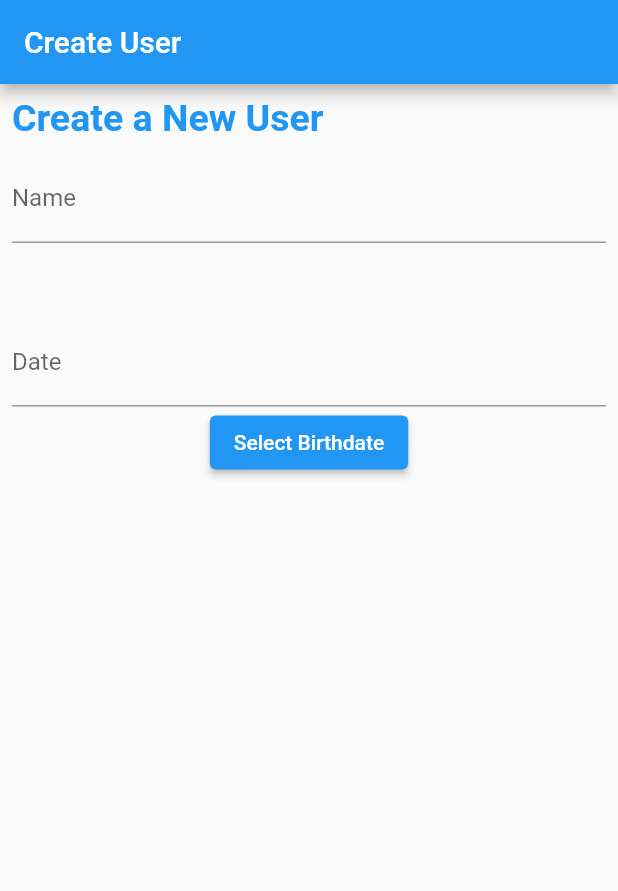
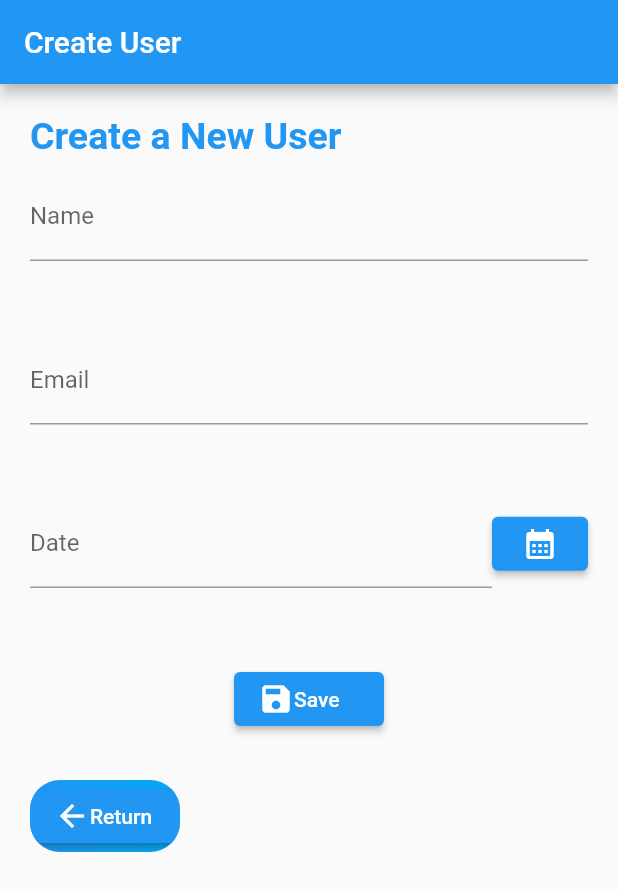
Before and after one commit to CamiloEscobar98/Test-Project-Flutter, a Flutter app: the screen it shows after launch, after a tap on "Register", on a phone screen of 412 x 824 dp. Shown: the top 891 px of the screen. Run offline on Flutter 3.47's test engine with Material 2 defaults, Android fonts, the phone set to English and light mode, and no system bars; our stand-ins replace sqflite; accounts and stored records are empty.

Commit message:
Avanzando el formulario.

```diff
--- a/lib/models/user.dart
+++ b/lib/models/user.dart
@@ -1,14 +1,17 @@
 class User {
-  final int id;
+  int? id;
   final String name;
+  final String email;
+  final String date;
 
-  User({required this.id, required this.name});
+  User({required this.name, required this.email, required this.date});
 
   Map<String, dynamic> toMap() {
-    return {'id': id, 'name': name};
+    return {'name': name, 'email': email, 'date': date};
   }
 
   User.fromMap(Map<String, dynamic> map)
-      : id = map['id'],
-        name = map['name'];
+      : name = map['name'],
+        email = map['email'],
+        date = map['date'];
 }
--- a/lib/screens/users/user_create_screen.dart
+++ b/lib/screens/users/user_create_screen.dart
@@ -1,5 +1,8 @@
 import 'package:flutter/material.dart';
-// import 'package:flutter_datetime_picker/flutter_datetime_picker.dart';
+import 'package:intl/intl.dart';
+import 'package:test_project_flutter/components/alert_message.dart';
+import 'package:test_project_flutter/constants/exports.dart';
+import 'package:test_project_flutter/models/user.dart';
 import 'package:test_project_flutter/services/user_service.dart';
 
 class UserCreateScreen extends StatefulWidget {
@@ -12,15 +15,21 @@ class UserCreateScreen extends StatefulWidget {
 class _UserCreateScreenState extends State<UserCreateScreen> {
   final _formKey = GlobalKey<FormState>();
   late UserService _userService;
+  late bool _alertMessageState;
 
-  String _fullname = '';
-  String _date = '';
+  TextEditingController fullnameInput = TextEditingController();
+  TextEditingController emailInput = TextEditingController();
+  TextEditingController dateInput = TextEditingController();
 
   @override
   void initState() {
-    super.initState();
     _userService = UserService();
     _initializeDatabase();
+    fullnameInput.text = '';
+    emailInput.text = '';
+    dateInput.text = '';
+    _alertMessageState = false;
+    super.initState();
   }
 
   Future<void> _initializeDatabase() async {
@@ -34,7 +43,8 @@ class _UserCreateScreenState extends State<UserCreateScreen> {
         title: const Text('Create User'),
       ),
       body: Padding(
-        padding: const EdgeInsets.all(8),
+        padding: const EdgeInsets.all(20.0),
+        child: SingleChildScrollView(
           child: Column(
             crossAxisAlignment: CrossAxisAlignment.start,
             children: <Widget>[
@@ -47,17 +57,52 @@ class _UserCreateScreenState extends State<UserCreateScreen> {
                         fontWeight: FontWeight.bold),
                   ),
                   textAlign: TextAlign.start),
-            const SizedBox(
-              height: 10,
+              const SizedBox(height: 10),
+              buildForm(context),
+              ClipRRect(
+                borderRadius: BorderRadius.circular(20),
+                child: Stack(
+                  children: <Widget>[
+                    Positioned.fill(
+                      child: Container(
+                        decoration: const BoxDecoration(
+                            gradient: LinearGradient(colors: <Color>[
+                          Colors.blue,
+                          Colors.lightBlue
+                        ])),
                       ),
-            Form(
+                    ),
+                    SizedBox(
+                      width: 100,
+                      child: ElevatedButton(
+                        onPressed: () {
+                          Navigator.pushReplacementNamed(
+                              context, USER_LIST_SCREEN);
+                        },
+                        child: const Row(
+                          children: [Icon(Icons.arrow_back), Text('Return')],
+                        ),
+                      ),
+                    ),
+                  ],
+                ),
+              ),
+            ],
+          ),
+        ),
+      ),
+    );
+  }
+
+  Widget buildForm(BuildContext context) {
+    return Form(
       key: _formKey,
       child: Column(
         children: <Widget>[
           TextFormField(
             decoration: const InputDecoration(labelText: 'Name'),
             keyboardType: TextInputType.name,
-                    controller: TextEditingController(text: _fullname),
+            controller: fullnameInput,
             validator: (value) {
               if (value == null || value.isEmpty) {
                 return 'Please, type your name';
@@ -65,41 +110,96 @@ class _UserCreateScreenState extends State<UserCreateScreen> {
               return null;
             },
             onSaved: (value) {
-                      _fullname = value!;
+              fullnameInput.text = value!;
             },
           ),
           const SizedBox(height: 50),
           TextFormField(
-                    decoration: const InputDecoration(labelText: 'Date'),
-                    keyboardType: TextInputType.datetime,
-                    controller: TextEditingController(text: _date),
-                    readOnly: true,
+            decoration: const InputDecoration(labelText: 'Email'),
+            keyboardType: TextInputType.emailAddress,
+            controller: emailInput,
             validator: (value) {
               if (value == null || value.isEmpty) {
-                        return 'Please, type your birthdate';
+                return 'Please, type your email';
               }
               return null;
             },
+            onSaved: (value) {
+              emailInput.text = value!;
+            },
+          ),
+          const SizedBox(height: 50),
+          Row(
+            children: <Widget>[
+              Expanded(
+                child: TextFormField(
+                  decoration: const InputDecoration(labelText: 'Date'),
+                  keyboardType: TextInputType.datetime,
+                  controller: dateInput,
+                  readOnly: true,
+                ),
               ),
               ElevatedButton(
-                    onPressed: () {
-                      // DatePicker.showDatePicker(
-                      //   context,
-                      //   showTitleActions: true,
-                      //   onConfirm: (date) {
-                      //     setState(() {
-                      //       _date = date.toString();
-                      //     });
-                      //   },
-                      // );
+                onPressed: () async {
+                  DateTime? pickedDate = await showDatePicker(
+                      context: context,
+                      initialDate: DateTime.now(),
+                      firstDate: DateTime(1950),
+                      lastDate: DateTime(2100));
+
+                  if (pickedDate != null) {
+                    String formattedDate =
+                        DateFormat('dd-MM-yyyy').format(pickedDate);
+
+                    setState(() {
+                      dateInput.text = formattedDate;
+                    });
+                  }
                 },
-                    child: const Text('Select Birthdate'),
+                child: const Icon(Icons.calendar_month),
               )
             ],
           ),
-            )
+          const SizedBox(height: 50),
+          Row(
+            mainAxisAlignment: MainAxisAlignment.spaceAround,
+            children: [
+              SizedBox(
+                width: 100,
+                child: ElevatedButton(
+                  onPressed: () async {
+                    if (_formKey.currentState!.validate()) {
+                      print('okkk');
+                      try {
+                        await _userService.addUser(User(
+                            name: fullnameInput.text,
+                            email: emailInput.text,
+                            date: dateInput.text));
+                        setState(() {
+                          _alertMessageState = true;
+                          fullnameInput.clear();
+                          emailInput.clear();
+                          dateInput.clear();
+                        });
+                      } catch (e) {
+                        setState(() {
+                          _alertMessageState = false;
+                        });
+                      }
+                    }
+                  },
+                  child: const Row(
+                    children: [Icon(Icons.save), Text('Save')],
+                  ),
+                ),
+              ),
             ],
           ),
+          const SizedBox(height: 30),
+          _alertMessageState
+              ? const AlertMessage(message: 'Success!', icon: Icons.check)
+              : const SizedBox()
+        ],
       ),
     );
   }
--- a/lib/screens/users/user_list_screen.dart
+++ b/lib/screens/users/user_list_screen.dart
@@ -15,10 +15,10 @@ class _UserListScreenState extends State<UserListScreen> {
 
   @override
   void initState() {
-    super.initState();
     _userService = UserService();
     _initializeDatabase();
     _loadUserList();
+    super.initState();
   }
 
   Future<void> _initializeDatabase() async {
--- a/lib/services/user_service.dart
+++ b/lib/services/user_service.dart
@@ -1,3 +1,5 @@
+// ignore_for_file: depend_on_referenced_packages
+
 import 'package:sqflite/sqflite.dart';
 import 'package:test_project_flutter/models/user.dart';
 import 'package:path/path.dart';
@@ -5,17 +7,24 @@ import 'package:path/path.dart';
 class UserService {
   Future<Database> initDatabase() async {
     final databasePath = await getDatabasesPath();
-    final path = join(databasePath, 'database.db');
+    final path = join(databasePath, 'example_database.db');
     final dbExists = await databaseExists(path);
-    if (!dbExists) {
-      return await openDatabase(path, version: 1, onCreate: (db, version) {
-        return db.execute(
-          'CREATE TABLE IF NOT EXISTS users(id INTEGER PRIMARY KEY, name TEXT)',
+    final Database db;
+    if (dbExists == false) {
+      print('La base de datos no existe.');
+      db = await openDatabase(path, version: 1, onCreate: (db, version) {
+        db.execute(
+          'CREATE TABLE users(id INTEGER PRIMARY KEY, name VARCHAR, email VARCHAR, date VARCHAR)',
         );
       });
     } else {
-      return await openDatabase(path);
+      print('La base de datos existe');
+
+      db = await openDatabase(path);
     }
+    final result = await db.query('users');
+    print('Usuarios: $result');
+    return db;
   }
 
   Future<List<User>> getAllUsers() async {
@@ -24,26 +33,27 @@ class UserService {
     return userList.map((user) => User.fromMap(user)).toList();
   }
 
-  Future<void> addUser(User user) async {
+  Future<User> addUser(User user) async {
     final database = await _getDatabase();
-    await database.insert('users', user.toMap(),
-        conflictAlgorithm: ConflictAlgorithm.replace);
+    user.id = await database.insert('users', user.toMap());
+    return user;
+    // conflictAlgorithm: ConflictAlgorithm.replace);
   }
 
-  Future<void> updateUser(User user) async {
+  Future<int> updateUser(User user) async {
     final database = await _getDatabase();
-    await database
-        .update('users', user.toMap(), where: 'id = ?', whereArgs: [user.id]);
+    return await database.update('users', user.toMap(),
+        where: 'email = ?', whereArgs: [user.email]);
   }
 
-  Future<void> deleteUser(int id) async {
+  Future<int> deleteUser(int id) async {
     final database = await _getDatabase();
-    await database.delete('users', where: 'id = ?', whereArgs: [id]);
+    return await database.delete('users', where: 'email = ?', whereArgs: [id]);
   }
 
   Future<Database> _getDatabase() async {
     final databasePath = await getDatabasesPath();
-    final path = join(databasePath, 'database.db');
+    final path = join(databasePath, 'example_database.db');
     final database = await openDatabase(path);
     return database;
   }
--- a/pubspec.yaml
+++ b/pubspec.yaml
@@ -36,7 +36,7 @@ dependencies:
   # Use with the CupertinoIcons class for iOS style icons.
   cupertino_icons: ^1.0.2
   sqflite: ^2.2.8+4
-  flutter_datetime_picker: ^1.5.1
+  intl: ^0.17.0
 
 dev_dependencies:
   flutter_test:
```
Also changed, not shown: lib/components/alert_message.dart (added, +21 -0 lines), pubspec.lock. Lines whose indentation alone changed are shown as unchanged.
